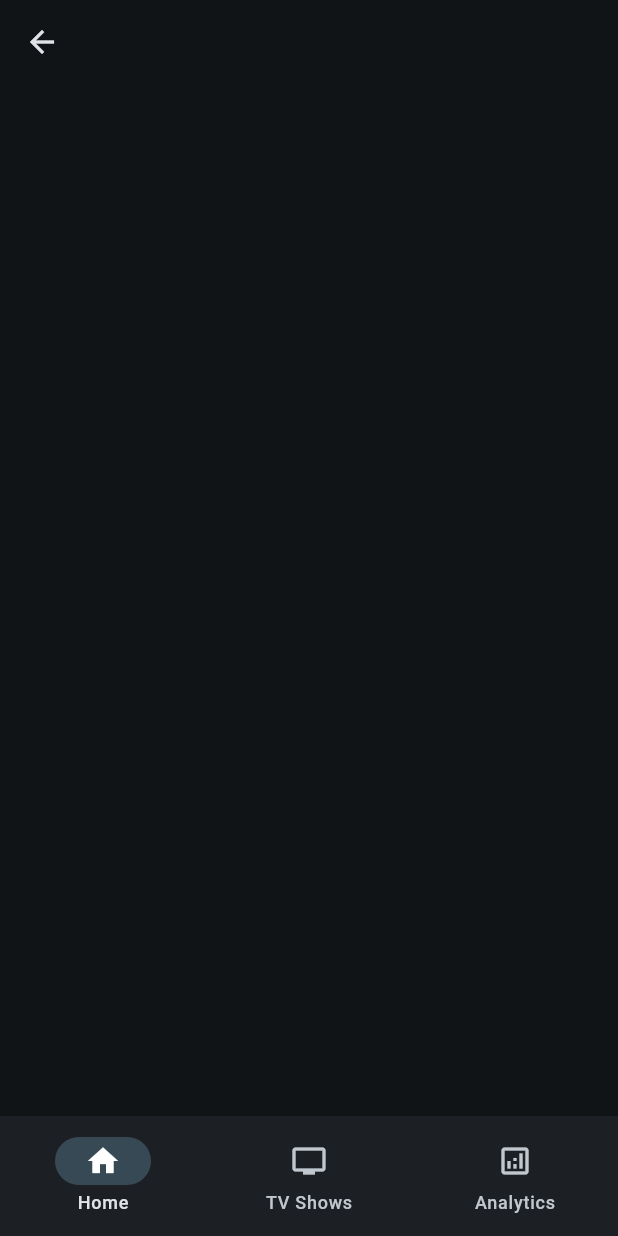
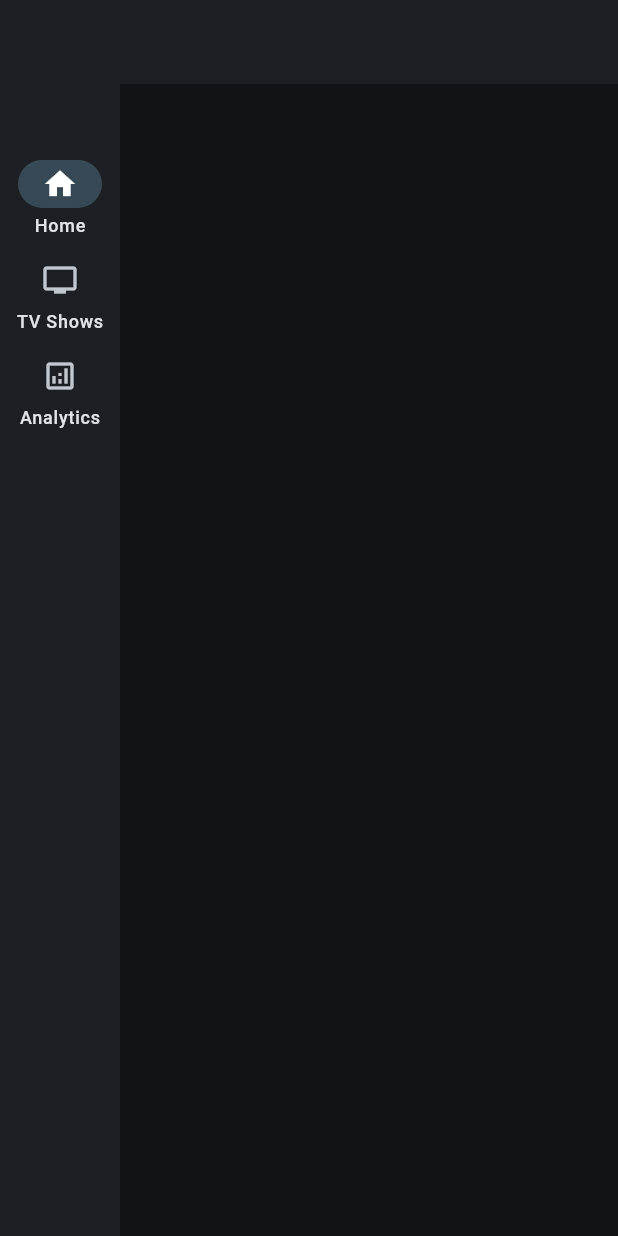
Before and after one commit to zopinos/tv-board, a Flutter app: the BasePageDesktop screen opened directly with empty values, on a phone screen of 412 x 824 dp. Run offline on Flutter 3.47's test engine with Material 3 defaults, Android fonts, the phone set to English and light mode, and no system bars; our stand-ins replace flutter_form_builder, form_builder_validators, get, hive_ce_flutter; accounts and stored records are empty.

Commit message:
Add navigation rail for desktop

```diff
--- a/lib/main.dart
+++ b/lib/main.dart
@@ -35,7 +35,6 @@ class MainApp extends StatelessWidget {
         GetPage(name: Destinations.home, page: () => HomePage()),
         GetPage(name: Destinations.shows, page: () => TvShowsPage()),
         GetPage(name: Destinations.showsAdd, page: () => TvShowsAddPage()),
-        //GetPage(name: Destinations.showsDetail, page: () => ShowDetailPage()),
         GetPage(name: Destinations.showsEdit, page: () => TvShowEditPage()),
         GetPage(name: Destinations.analytics, page: () => AnalyticsPage()),
       ],
--- a/lib/pages/analytics/analytics_page.dart
+++ b/lib/pages/analytics/analytics_page.dart
@@ -1,12 +1,12 @@
 import 'package:flutter/material.dart';
-import 'package:tv_program_manager/widgets/base_page_mobile.dart';
+import 'package:tv_program_manager/widgets/base_page.dart';
 
 class AnalyticsPage extends StatelessWidget {
   const AnalyticsPage({super.key});
 
   @override
   Widget build(BuildContext context) {
-    return BasePageMobile(
+    return BasePage(
       title: 'Analytics',
       body: Center(child: Text('Analytics View')),
     );
--- a/lib/pages/home/home_page.dart
+++ b/lib/pages/home/home_page.dart
@@ -1,12 +1,12 @@
 import 'package:flutter/material.dart';
-import 'package:tv_program_manager/widgets/base_page_mobile.dart';
+import 'package:tv_program_manager/widgets/base_page.dart';
 
 class HomePage extends StatelessWidget {
   const HomePage({super.key});
 
   @override
   Widget build(BuildContext context) {
-    return BasePageMobile(
+    return BasePage(
       title: 'Home',
       body: Center(
         child: Column(children: [Text("Next up"), Text("Compact analytics")]),
--- a/lib/pages/shows/tv_show_edit_page.dart
+++ b/lib/pages/shows/tv_show_edit_page.dart
@@ -1,7 +1,7 @@
 import 'package:flutter/material.dart';
 import 'package:get/get.dart';
 import 'package:tv_program_manager/controllers/tv_show_controller.dart';
-import 'package:tv_program_manager/widgets/base_page_mobile.dart';
+import 'package:tv_program_manager/widgets/base_page.dart';
 import 'package:tv_program_manager/widgets/tv_show_input.dart';
 
 class TvShowEditPage extends StatelessWidget {
@@ -11,7 +11,7 @@ class TvShowEditPage extends StatelessWidget {
   Widget build(BuildContext context) {
     final showId = Get.parameters["showId"] ?? "";
     final showToEdit = Get.find<TvShowController>().getShowById(showId);
-    return BasePageMobile(
+    return BasePage(
       title: 'Edit TV Show',
       body: Center(child: TvShowInput(showToEdit: showToEdit)),
     );
--- a/lib/pages/shows/tv_shows_add_page.dart
+++ b/lib/pages/shows/tv_shows_add_page.dart
@@ -1,5 +1,5 @@
 import 'package:flutter/material.dart';
-import 'package:tv_program_manager/widgets/base_page_mobile.dart';
+import 'package:tv_program_manager/widgets/base_page.dart';
 import 'package:tv_program_manager/widgets/tv_show_input.dart';
 
 class TvShowsAddPage extends StatelessWidget {
@@ -7,7 +7,7 @@ class TvShowsAddPage extends StatelessWidget {
 
   @override
   Widget build(BuildContext context) {
-    return BasePageMobile(
+    return BasePage(
       title: 'Add TV Show',
       body: Center(child: TvShowInput()),
     );
--- a/lib/styling/sizes.dart
+++ b/lib/styling/sizes.dart
@@ -14,4 +14,5 @@ class Margins {
 
 class Paddings {
   static double defaultPadding = 16;
+  static double largePadding = 24;
 }
--- a/lib/widgets/base_page_desktop.dart
+++ b/lib/widgets/base_page_desktop.dart
@@ -1,6 +1,6 @@
 import 'package:flutter/material.dart';
 import 'package:tv_program_manager/styling/sizes.dart';
-import 'package:tv_program_manager/widgets/tv_bottom_navigation_bar.dart';
+import 'package:tv_program_manager/widgets/tv_navigation_rail.dart';
 
 class BasePageDesktop extends StatelessWidget {
   const BasePageDesktop({required this.body, required this.title, super.key});
@@ -10,12 +10,32 @@ class BasePageDesktop extends StatelessWidget {
 
   @override
   Widget build(BuildContext context) {
+    final colorScheme = Theme.of(context).colorScheme;
     return Scaffold(
-      appBar: AppBar(title: Text(title)),
+      appBar: AppBar(
+        backgroundColor: colorScheme.surfaceContainer,
+        title: Text(title),
+      ),
       body: Center(
-        child: SizedBox(width: Widths.maxWidth, child: body),
+        child: Row(
+          children: [
+            TvNavigationRail(),
+            Expanded(
+              child: Center(
+                child: SizedBox(
+                  width: Widths.maxWidth,
+                  child: Container(
+                    padding: EdgeInsets.symmetric(
+                      vertical: Paddings.largePadding,
+                    ),
+                    child: body,
+                  ),
+                ),
+              ),
+            ),
+          ],
+        ),
       ),
-      bottomNavigationBar: TvBottomNavigationBar(),
     );
   }
 }
--- a/lib/widgets/tv_bottom_navigation_bar.dart
+++ b/lib/widgets/tv_bottom_navigation_bar.dart
@@ -9,6 +9,7 @@ class TvBottomNavigationBar extends StatelessWidget {
   Widget build(BuildContext context) {
     return Obx(
       () => NavigationBar(
+        elevation: 0,
         animationDuration: Duration.zero,
         selectedIndex: NavigationController.to.currentIndex.value,
         onDestinationSelected: (index) =>
--- /dev/null
+++ b/lib/widgets/tv_navigation_rail.dart
@@ -0,0 +1,36 @@
+import 'package:flutter/material.dart';
+import 'package:tv_program_manager/controllers/navigation_controller.dart';
+
+class TvNavigationRail extends StatelessWidget {
+  const TvNavigationRail({super.key});
+
+  @override
+  Widget build(BuildContext context) {
+    final colorScheme = Theme.of(context).colorScheme;
+    return NavigationRail(
+      backgroundColor: colorScheme.surfaceContainer,
+      selectedIndex: NavigationController.to.currentIndex.value,
+      onDestinationSelected: (index) =>
+          NavigationController.to.changePage(index),
+      groupAlignment: -0.85,
+      labelType: NavigationRailLabelType.all,
+      destinations: const [
+        NavigationRailDestination(
+          icon: Icon(Icons.home_outlined),
+          selectedIcon: Icon(Icons.home, color: Colors.white),
+          label: Text("Home"),
+        ),
+        NavigationRailDestination(
+          icon: Icon(Icons.tv_outlined),
+          selectedIcon: Icon(Icons.tv, color: Colors.white),
+          label: Text("TV Shows"),
+        ),
+        NavigationRailDestination(
+          icon: Icon(Icons.analytics_outlined),
+          selectedIcon: Icon(Icons.analytics, color: Colors.white),
+          label: Text("Analytics"),
+        ),
+      ],
+    );
+  }
+}
--- a/lib/widgets/tv_show_list.dart
+++ b/lib/widgets/tv_show_list.dart
@@ -17,7 +17,7 @@ class TvShowList extends StatelessWidget {
           : Expanded(
               child: ListView(
                 padding: EdgeInsets.symmetric(
-                  horizontal: Margins.defaultMargin,
+                  horizontal: Paddings.defaultPadding,
                 ),
                 scrollDirection: Axis.vertical,
                 children: tvShowController.shows
```
Also changed, not shown: lib/pages/shows/tv_shows_page.dart (+13 -6 lines), lib/widgets/base_page.dart (added, +20 -0 lines), lib/widgets/base_page_mobile.dart (+8 -0 lines).
